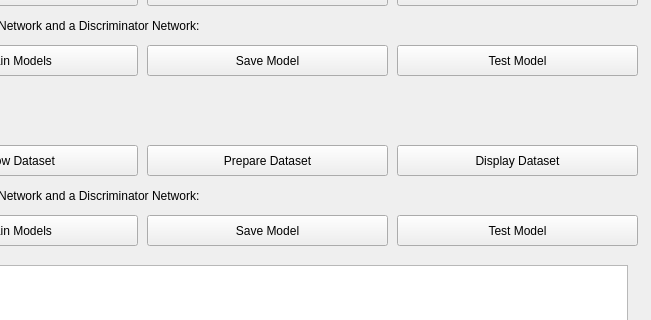
Before: the Qt Designer form ui.ui in mehrdadeahady/CV_with_ML_and_DL_and_GANs, drawn with Qt 5; both pictures show x 373 to 1024 and y 104 to 424 of the 1024 by 768 pixel window.
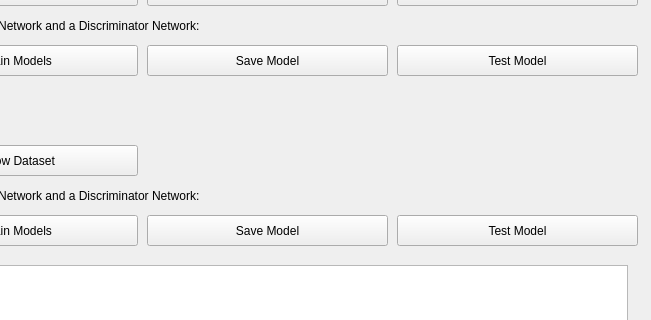
After: the same form once the commit is applied. Icons and pictures are not drawn.

Commit message: Functionality of SimpleGANs Page added.

What changed in the file:
```diff
--- a/ui.ui
+++ b/ui.ui
@@ -5105,19 +5105,6 @@
        <string>Test Model</string>
       </property>
      </widget>
-     <widget class="QPushButton" name="pushButton_PrepareDataset_Numbers_Step1_SimpleGANs">
-      <property name="geometry">
-       <rect>
-        <x>510</x>
-        <y>230</y>
-        <width>241</width>
-        <height>31</height>
-       </rect>
-      </property>
-      <property name="text">
-       <string>Prepare Dataset</string>
-      </property>
-     </widget>
      <widget class="QPushButton" name="pushButton_ShowDataset_Numbers_Step1_SimpleGANs">
       <property name="geometry">
        <rect>
@@ -5131,19 +5118,6 @@
        <string>Show Dataset</string>
       </property>
      </widget>
-     <widget class="QPushButton" name="pushButton_DisplayDataset_Numbers_Step1_SimpleGANs">
-      <property name="geometry">
-       <rect>
-        <x>760</x>
-        <y>230</y>
-        <width>241</width>
-        <height>31</height>
-       </rect>
-      </property>
-      <property name="text">
-       <string>Display Dataset</string>
-      </property>
-     </widget>
      <widget class="QPushButton" name="pushButton_CreateDataset_Numbers_Step1_SimpleGANs">
       <property name="geometry">
        <rect>
```
The commit also changes 5 other files.
